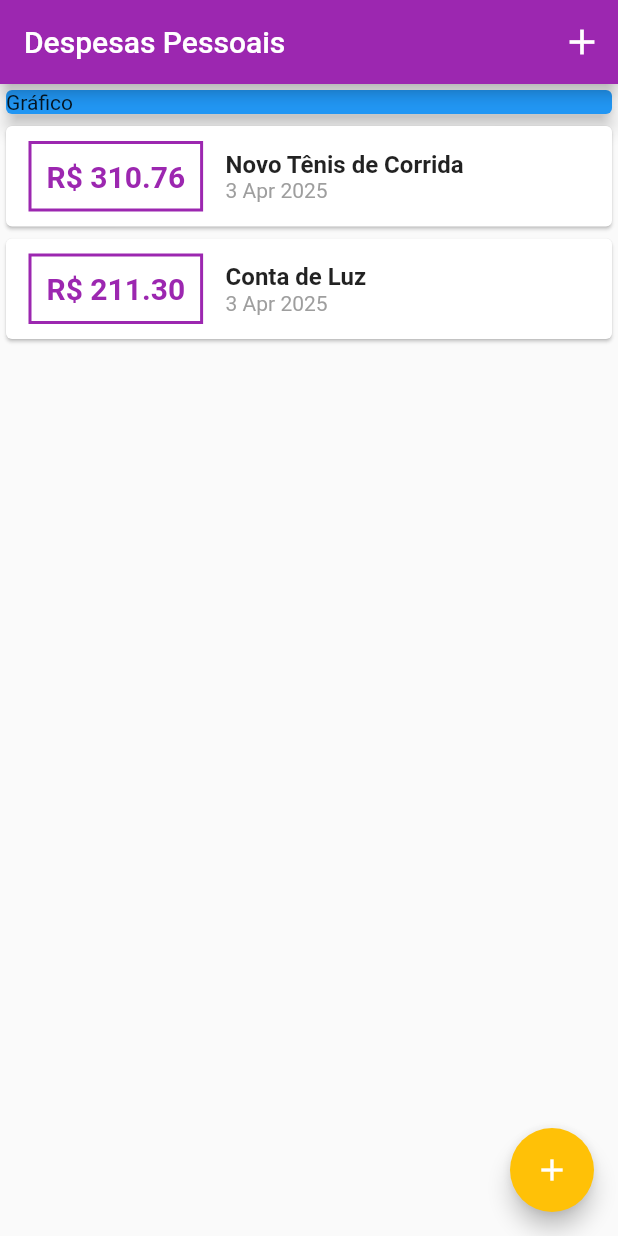
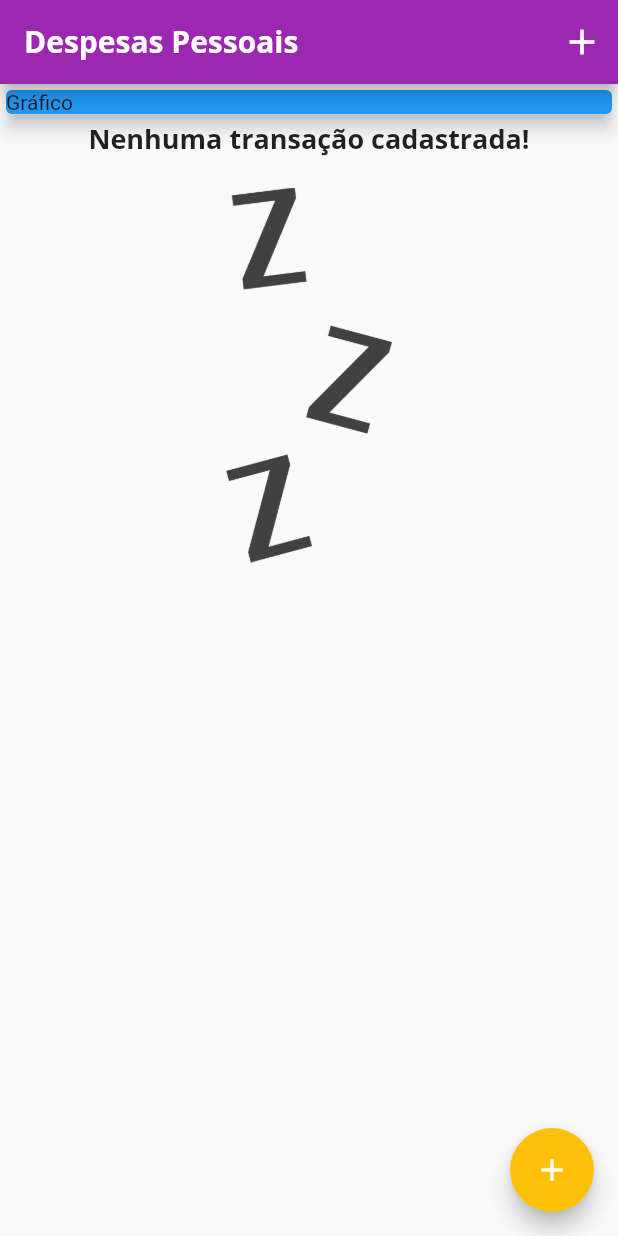
Before and after one commit to niltinfilho/flutter-cod3r, a Flutter app: the screen it shows after launch, on a phone screen of 412 x 824 dp. Run offline on Flutter 3.47's test engine with Material 3 defaults, Android fonts, the phone set to English and light mode, and no system bars.

Commit message:
mais algumas estilizações

```diff
--- a/expenses/lib/components/transaction_list.dart
+++ b/expenses/lib/components/transaction_list.dart
@@ -5,13 +5,31 @@ import 'package:intl/intl.dart';
 class TransactionList extends StatelessWidget {
   final List<Transaction> transactions;
 
-  const TransactionList(this.transactions, {Key? key}) : super(key: key);
+  const TransactionList(this.transactions, {super.key});
 
   @override
   Widget build(BuildContext context) {
     return SizedBox(
       height: 300,
-      child: ListView.builder(
+      child:
+          transactions.isEmpty
+              ? Column(
+                children: [
+                  Text(
+                    'Nenhuma transação cadastrada!',
+                    style: Theme.of(context).textTheme.titleLarge,
+                  ),
+                  SizedBox(height: 20),
+                  Container(
+                    height: 250,
+                    child: Image.asset(
+                      'assets/images/waiting.png',
+                      fit: BoxFit.cover,
+                    ),
+                  ),
+                ],
+              )
+              : ListView.builder(
                 itemCount: transactions.length,
                 itemBuilder: (ctx, index) {
                   final tr = transactions[index];
@@ -44,10 +62,7 @@ class TransactionList extends StatelessWidget {
                           children: [
                             Text(
                               tr.title,
-                      style: const TextStyle(
-                        fontSize: 16,
-                        fontWeight: FontWeight.bold,
-                      ),
+                              style: Theme.of(context).textTheme.titleLarge,
                             ),
                             Text(
                               DateFormat('d MMM y').format(tr.date),
--- a/expenses/lib/main.dart
+++ b/expenses/lib/main.dart
@@ -19,11 +19,24 @@ class ExpensesApp extends StatelessWidget {
         appBarTheme: AppBarTheme(
           backgroundColor: Colors.purple,
           foregroundColor: Colors.white,
+          titleTextStyle: TextStyle(
+            fontFamily: 'OpenSans',
+            fontSize: 20,
+            fontWeight: FontWeight.bold,
+          ),
         ),
         colorScheme: ColorScheme.fromSeed(
           seedColor: Colors.amber,
           primary: Colors.purple,
           secondary: Colors.amber,
+        ),
+        fontFamily: 'Quicksand',
+        textTheme: ThemeData.light().textTheme.copyWith(
+          titleLarge: TextStyle(
+            fontFamily: 'OpenSans',
+            fontSize: 18,
+            fontWeight: FontWeight.bold,
+          ),
         ),
       ),
     );
@@ -38,19 +51,19 @@ class MyHomePage extends StatefulWidget {
 }
 
 class _MyHomePageState extends State<MyHomePage> {
-  final _transactions = [
-    Transaction(
-      id: 't1',
-      title: 'Novo Tênis de Corrida',
-      value: 310.76,
-      date: DateTime.now(),
-    ),
-    Transaction(
-      id: 't2',
-      title: 'Conta de Luz',
-      value: 211.30,
-      date: DateTime.now(),
-    ),
+  final List<Transaction> _transactions = [
+    // Transaction(
+    //   id: 't1',
+    //   title: 'Novo Tênis de Corrida',
+    //   value: 310.76,
+    //   date: DateTime.now(),
+    // ),
+    // Transaction(
+    //   id: 't2',
+    //   title: 'Conta de Luz',
+    //   value: 211.30,
+    //   date: DateTime.now(),
+    // ),
   ];
 
   _addTransaction(String title, double value) {
@@ -98,8 +111,8 @@ class _MyHomePageState extends State<MyHomePage> {
             const SizedBox(
               child: Card(
                 color: Colors.blue,
+                elevation: 5,
                 child: Text('Gráfico'),
-                elevation: 5,
               ),
             ),
             TransactionList(_transactions),
@@ -107,10 +120,10 @@ class _MyHomePageState extends State<MyHomePage> {
         ),
       ),
       floatingActionButton: FloatingActionButton(
-        child: const Icon(Icons.add),
         backgroundColor: Theme.of(context).colorScheme.secondary,
         foregroundColor: Colors.white,
         onPressed: () => _openTransactionFormModal(context),
+        child: const Icon(Icons.add),
       ),
       floatingActionButtonLocation: FloatingActionButtonLocation.endFloat,
     );
```
Also changed, not shown: expenses/pubspec.yaml (+13 -8 lines), expenses/assets/fonts/OpenSans-Bold.ttf (added), expenses/assets/fonts/OpenSans-Regular.ttf (added), expenses/assets/fonts/Quicksand-Bold.ttf (added), expenses/assets/fonts/Quicksand-Light.ttf (added), expenses/assets/fonts/Quicksand-Medium.ttf (added), expenses/assets/fonts/Quicksand-Regular.ttf (added), expenses/assets/images/waiting.png (added). Lines whose indentation alone changed are shown as unchanged.
